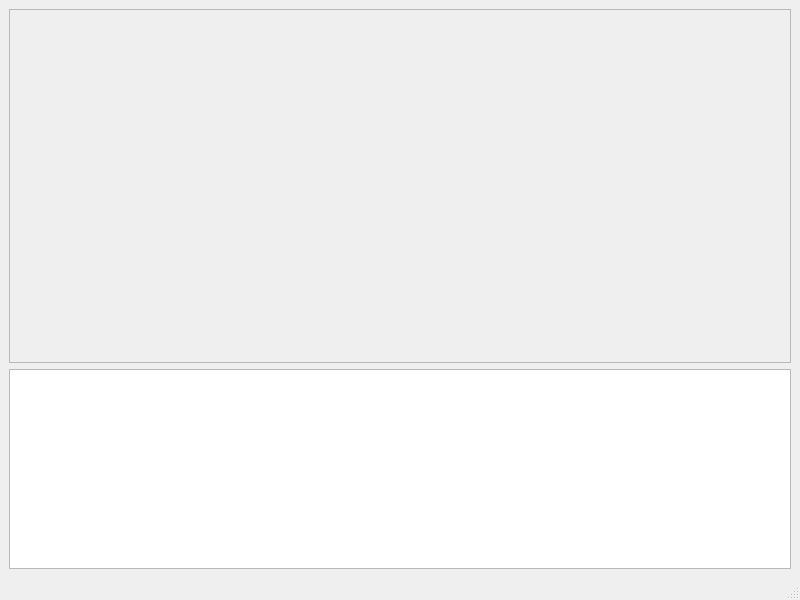
Above: ScanGen.ui from emendir/QR-ScanGen before the change. Below: the same form after it.
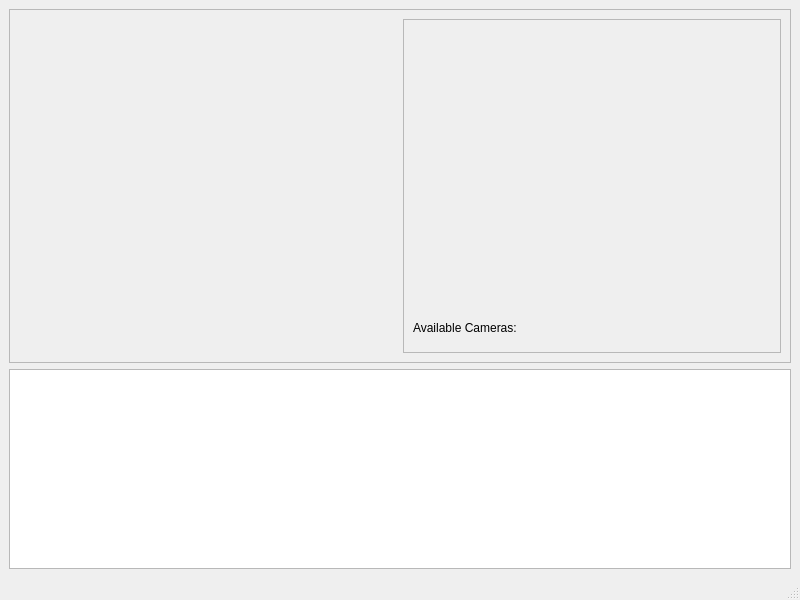
That is the form after the change.

Commit message: camera chooser

```diff
--- a/ScanGen.ui
+++ b/ScanGen.ui
@@ -32,10 +32,41 @@
         </widget>
        </item>
        <item>
-        <widget class="QLabel" name="qr_code_lbl">
-         <property name="text">
-          <string/>
+        <widget class="QFrame" name="right_frame">
+         <property name="frameShape">
+          <enum>QFrame::StyledPanel</enum>
          </property>
+         <property name="frameShadow">
+          <enum>QFrame::Raised</enum>
+         </property>
+         <layout class="QVBoxLayout" name="right_frame_lyt">
+          <item>
+           <widget class="QLabel" name="qr_code_lbl">
+            <property name="text">
+             <string/>
+            </property>
+           </widget>
+          </item>
+          <item>
+           <widget class="QLabel" name="label">
+            <property name="sizePolicy">
+             <sizepolicy hsizetype="Preferred" vsizetype="Preferred">
+              <horstretch>0</horstretch>
+              <verstretch>0</verstretch>
+             </sizepolicy>
+            </property>
+            <property name="maximumSize">
+             <size>
+              <width>16777215</width>
+              <height>30</height>
+             </size>
+            </property>
+            <property name="text">
+             <string>Available Cameras:</string>
+            </property>
+           </widget>
+          </item>
+         </layout>
         </widget>
        </item>
       </layout>
```
The commit also changes 2 other files.
